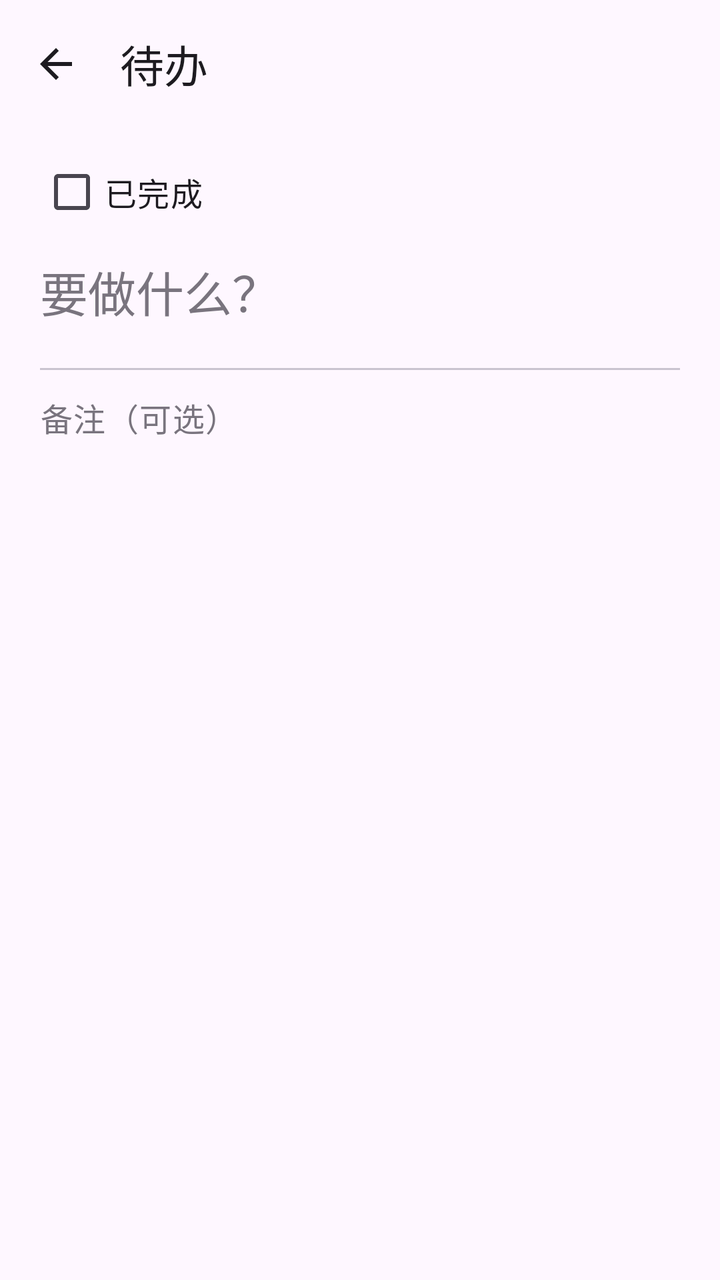
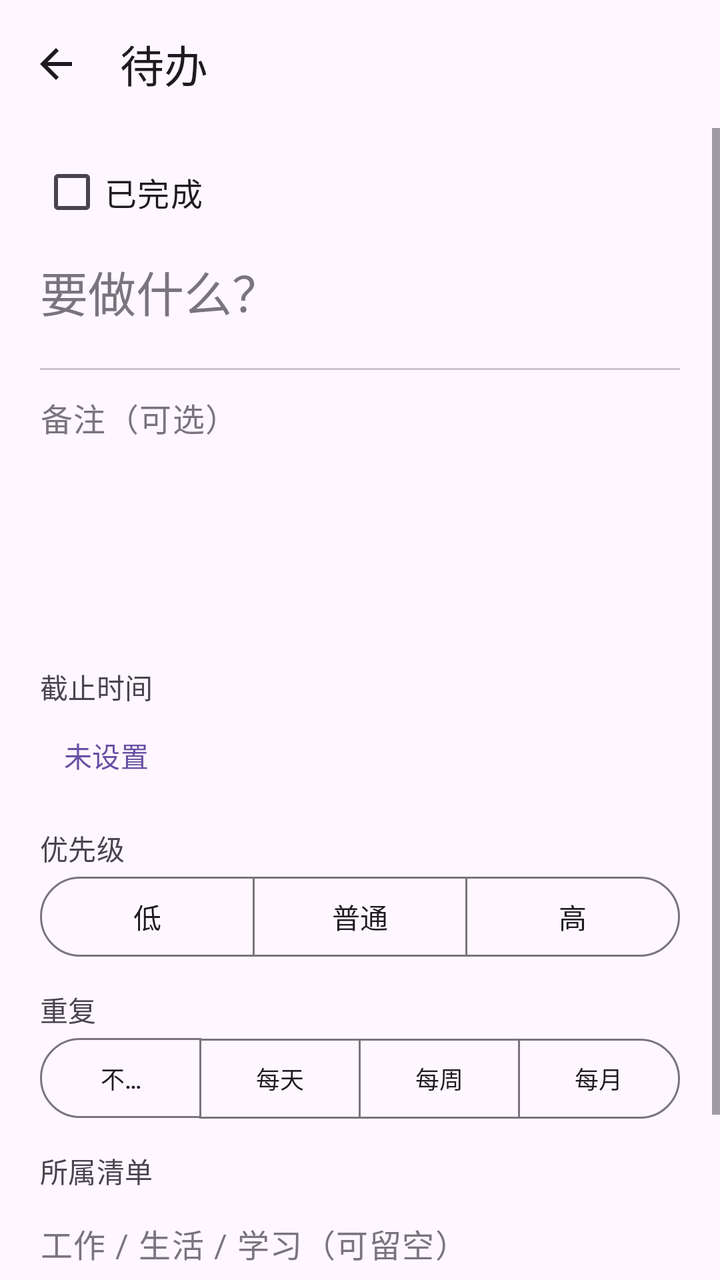

Screens rendered from an Android XML layout before and after an edit, with the pre-edit source and the edit as a unified diff.
<!-- AndroidManifest.xml: application theme Theme.Notebook -->
<!-- res/layout/activity_todo_edit.xml -->
<?xml version="1.0" encoding="utf-8"?>
<FrameLayout xmlns:android="http://schemas.android.com/apk/res/android"
    xmlns:app="http://schemas.android.com/apk/res-auto"
    android:id="@+id/root"
    android:layout_width="match_parent"
    android:layout_height="match_parent">

    <LinearLayout
        android:layout_width="match_parent"
        android:layout_height="match_parent"
        android:orientation="vertical">

        <com.google.android.material.appbar.MaterialToolbar
            android:id="@+id/toolbar"
            android:layout_width="match_parent"
            android:layout_height="?attr/actionBarSize"
            android:background="@android:color/transparent"
            app:navigationIcon="?attr/homeAsUpIndicator"
            app:navigationIconTint="?attr/colorOnSurface"
            app:title="待办"
            app:titleTextColor="?attr/colorOnSurface" />

        <ScrollView
            android:layout_width="match_parent"
            android:layout_height="0dp"
            android:layout_weight="1"
            android:fillViewport="true">

            <LinearLayout
                android:layout_width="match_parent"
                android:layout_height="wrap_content"
                android:orientation="vertical"
                android:paddingStart="20dp"
                android:paddingTop="8dp"
                android:paddingEnd="20dp"
                android:paddingBottom="32dp">

                <com.google.android.material.checkbox.MaterialCheckBox
                    android:id="@+id/cb_done"
                    android:layout_width="wrap_content"
                    android:layout_height="wrap_content"
                    android:text="已完成"
                    android:textAppearance="?attr/textAppearanceBodyLarge" />

                <EditText
                    android:id="@+id/et_title"
                    android:layout_width="match_parent"
                    android:layout_height="wrap_content"
                    android:layout_marginTop="8dp"
                    android:background="@null"
                    android:gravity="top|start"
                    android:hint="要做什么？"
                    android:inputType="textCapSentences|textMultiLine"
                    android:maxLines="3"
                    android:minHeight="48dp"
                    android:textAppearance="?attr/textAppearanceHeadlineSmall"
                    android:textColor="?attr/colorOnSurface"
                    android:textColorHint="?attr/colorOutline"
                    android:importantForAutofill="no" />

                <View
                    android:layout_width="match_parent"
                    android:layout_height="1dp"
                    android:layout_marginTop="8dp"
                    android:layout_marginBottom="12dp"
                    android:background="?attr/colorOutlineVariant" />

                <EditText
                    android:id="@+id/et_note"
                    android:layout_width="match_parent"
                    android:layout_height="wrap_content"
                    android:background="@null"
                    android:gravity="top|start"
                    android:hint="备注（可选）"
                    android:inputType="textCapSentences|textMultiLine"
                    android:minHeight="120dp"
                    android:textAppearance="?attr/textAppearanceBodyLarge"
                    android:textColor="?attr/colorOnSurface"
                    android:textColorHint="?attr/colorOutline"
                    android:importantForAutofill="no" />

                <TextView
                    android:id="@+id/tv_created"
                    android:layout_width="match_parent"
                    android:layout_height="wrap_content"
                    android:layout_marginTop="20dp"
                    android:textAppearance="?attr/textAppearanceLabelMedium"
                    android:textColor="?attr/colorOutline"
                    android:visibility="gone" />
            </LinearLayout>
        </ScrollView>
    </LinearLayout>
</FrameLayout>
<!-- resources referenced by this layout -->
<resources>
  <style name="Theme.Notebook" parent="Theme.Material3.DayNight.NoActionBar">
          <item name="colorPrimary">@color/md_primary</item>
          <item name="colorOnPrimary">@color/md_on_primary</item>
          <item name="colorPrimaryContainer">@color/md_primary_container</item>
          <item name="colorOnPrimaryContainer">@color/md_on_primary_container</item>
          <item name="colorSecondary">@color/md_secondary</item>
          <item name="android:colorBackground">@color/md_surface</item>
          <item name="colorSurface">@color/md_surface</item>
          <item name="colorSurfaceContainer">@color/md_surface_container</item>
          <item name="colorSurfaceContainerHigh">@color/md_surface_container_high</item>
          <item name="colorOnSurface">@color/md_on_surface</item>
          <item name="colorOnSurfaceVariant">@color/md_on_surface_variant</item>
          <item name="colorOutline">@color/md_outline</item>
          <item name="android:statusBarColor">@android:color/transparent</item>
          <item name="android:navigationBarColor">@android:color/transparent</item>
          <item name="android:windowLayoutInDisplayCutoutMode">shortEdges</item>
          <item name="android:windowDrawsSystemBarBackgrounds">true</item>
          <item name="android:windowLightStatusBar">true</item>
      </style>
  <color name="md_primary">#6750A4</color>
  <color name="md_on_primary">#FFFFFF</color>
  <color name="md_primary_container">#EADDFF</color>
  <color name="md_on_primary_container">#21005D</color>
  <color name="md_secondary">#625B71</color>
  <color name="md_surface">#FEF7FF</color>
  <color name="md_surface_container">#F3EDF7</color>
  <color name="md_surface_container_high">#ECE6F0</color>
  <color name="md_on_surface">#1D1B20</color>
  <color name="md_on_surface_variant">#49454F</color>
  <color name="md_outline">#79747E</color>
</resources>

<!-- the commit's change to res/layout/activity_todo_edit.xml (unified diff, before → after) -->
@@ -4,12 +4,10 @@
     android:id="@+id/root"
     android:layout_width="match_parent"
     android:layout_height="match_parent">
-
     <LinearLayout
         android:layout_width="match_parent"
         android:layout_height="match_parent"
         android:orientation="vertical">
-
         <com.google.android.material.appbar.MaterialToolbar
             android:id="@+id/toolbar"
             android:layout_width="match_parent"
@@ -19,13 +17,11 @@
             app:navigationIconTint="?attr/colorOnSurface"
             app:title="待办"
             app:titleTextColor="?attr/colorOnSurface" />
-
         <ScrollView
             android:layout_width="match_parent"
             android:layout_height="0dp"
             android:layout_weight="1"
             android:fillViewport="true">
-
             <LinearLayout
                 android:layout_width="match_parent"
                 android:layout_height="wrap_content"
@@ -34,14 +30,12 @@
                 android:paddingTop="8dp"
                 android:paddingEnd="20dp"
                 android:paddingBottom="32dp">
-
                 <com.google.android.material.checkbox.MaterialCheckBox
                     android:id="@+id/cb_done"
                     android:layout_width="wrap_content"
                     android:layout_height="wrap_content"
                     android:text="已完成"
                     android:textAppearance="?attr/textAppearanceBodyLarge" />
-
                 <EditText
                     android:id="@+id/et_title"
                     android:layout_width="match_parent"
@@ -50,21 +44,19 @@
                     android:background="@null"
                     android:gravity="top|start"
                     android:hint="要做什么？"
+                    android:importantForAutofill="no"
                     android:inputType="textCapSentences|textMultiLine"
                     android:maxLines="3"
                     android:minHeight="48dp"
                     android:textAppearance="?attr/textAppearanceHeadlineSmall"
                     android:textColor="?attr/colorOnSurface"
-                    android:textColorHint="?attr/colorOutline"
-                    android:importantForAutofill="no" />
-
+                    android:textColorHint="?attr/colorOutline" />
                 <View
                     android:layout_width="match_parent"
                     android:layout_height="1dp"
                     android:layout_marginTop="8dp"
                     android:layout_marginBottom="12dp"
                     android:background="?attr/colorOutlineVariant" />
-
                 <EditText
                     android:id="@+id/et_note"
                     android:layout_width="match_parent"
@@ -72,12 +64,189 @@
                     android:background="@null"
                     android:gravity="top|start"
                     android:hint="备注（可选）"
+                    android:importantForAutofill="no"
                     android:inputType="textCapSentences|textMultiLine"
                     android:minHeight="120dp"
                     android:textAppearance="?attr/textAppearanceBodyLarge"
                     android:textColor="?attr/colorOnSurface"
-                    android:textColorHint="?attr/colorOutline"
-                    android:importantForAutofill="no" />
+                    android:textColorHint="?attr/colorOutline" />
+
+                <TextView
+                    android:layout_width="wrap_content"
+                    android:layout_height="wrap_content"
+                    android:layout_marginTop="16dp"
+                    android:text="截止时间"
+                    android:textAppearance="?attr/textAppearanceLabelLarge"
+                    android:textColor="?attr/colorOnSurfaceVariant" />
+                <LinearLayout
+                    android:layout_width="match_parent"
+                    android:layout_height="wrap_content"
+                    android:gravity="center_vertical"
+                    android:orientation="horizontal">
+                    <com.google.android.material.button.MaterialButton
+                        android:id="@+id/btn_due"
+                        style="@style/Widget.Material3.Button.TextButton"
+                        android:layout_width="0dp"
+                        android:layout_height="wrap_content"
+                        android:layout_weight="1"
+                        android:gravity="start|center_vertical"
+                        android:text="未设置"
+                        android:textAllCaps="false" />
+                    <com.google.android.material.button.MaterialButton
+                        android:id="@+id/btn_due_clear"
+                        style="@style/Widget.Material3.Button.TextButton"
+                        android:layout_width="wrap_content"
+                        android:layout_height="wrap_content"
+                        android:text="清除"
+                        android:textAllCaps="false"
+                        android:visibility="gone" />
+                </LinearLayout>
+
+                <TextView
+                    android:layout_width="wrap_content"
+                    android:layout_height="wrap_content"
+                    android:layout_marginTop="12dp"
+                    android:text="优先级"
+                    android:textAppearance="?attr/textAppearanceLabelLarge"
+                    android:textColor="?attr/colorOnSurfaceVariant" />
+                <com.google.android.material.button.MaterialButtonToggleGroup
+                    android:id="@+id/tg_priority"
+                    android:layout_width="match_parent"
+                    android:layout_height="wrap_content"
+                    android:orientation="horizontal"
+                    app:selectionRequired="true"
+                    app:singleSelection="true">
+                    <com.google.android.material.button.MaterialButton
+                        android:id="@+id/btn_p_low"
+                        style="@style/Widget.Material3.Button.OutlinedButton"
+                        android:layout_width="0dp"
+                        android:layout_height="wrap_content"
+                        android:layout_weight="1"
+                        android:text="低" />
+                    <com.google.android.material.button.MaterialButton
+                        android:id="@+id/btn_p_normal"
+                        style="@style/Widget.Material3.Button.OutlinedButton"
+                        android:layout_width="0dp"
+                        android:layout_height="wrap_content"
+                        android:layout_weight="1"
+                        android:text="普通" />
+                    <com.google.android.material.button.MaterialButton
+                        android:id="@+id/btn_p_high"
+                        style="@style/Widget.Material3.Button.OutlinedButton"
+                        android:layout_width="0dp"
+                        android:layout_height="wrap_content"
+                        android:layout_weight="1"
+                        android:text="高" />
+                </com.google.android.material.button.MaterialButtonToggleGroup>
+
+                <TextView
+                    android:layout_width="wrap_content"
+                    android:layout_height="wrap_content"
+                    android:layout_marginTop="12dp"
+                    android:text="重复"
+                    android:textAppearance="?attr/textAppearanceLabelLarge"
+                    android:textColor="?attr/colorOnSurfaceVariant" />
+                <com.google.android.material.button.MaterialButtonToggleGroup
+                    android:id="@+id/tg_repeat"
+                    android:layout_width="match_parent"
+                    android:layout_height="wrap_content"
+                    android:orientation="horizontal"
+                    app:selectionRequired="true"
+                    app:singleSelection="true">
+                    <com.google.android.material.button.MaterialButton
+                        android:id="@+id/btn_r_none"
+                        style="@style/Widget.Material3.Button.OutlinedButton"
+                        android:layout_width="0dp"
+                        android:layout_height="wrap_content"
+                        android:layout_weight="1"
+                        android:insetLeft="0dp"
+                        android:insetRight="0dp"
+                        android:text="不重复"
+                        android:textSize="12sp" />
+                    <com.google.android.material.button.MaterialButton
+                        android:id="@+id/btn_r_daily"
+                        style="@style/Widget.Material3.Button.OutlinedButton"
+                        android:layout_width="0dp"
+                        android:layout_height="wrap_content"
+                        android:layout_weight="1"
+                        android:insetLeft="0dp"
+                        android:insetRight="0dp"
+                        android:text="每天"
+                        android:textSize="12sp" />
+                    <com.google.android.material.button.MaterialButton
+                        android:id="@+id/btn_r_weekly"
+                        style="@style/Widget.Material3.Button.OutlinedButton"
+                        android:layout_width="0dp"
+                        android:layout_height="wrap_content"
+                        android:layout_weight="1"
+                        android:insetLeft="0dp"
+                        android:insetRight="0dp"
+                        android:text="每周"
+                        android:textSize="12sp" />
+                    <com.google.android.material.button.MaterialButton
+                        android:id="@+id/btn_r_monthly"
+                        style="@style/Widget.Material3.Button.OutlinedButton"
+                        android:layout_width="0dp"
+                        android:layout_height="wrap_content"
+                        android:layout_weight="1"
+                        android:insetLeft="0dp"
+                        android:insetRight="0dp"
+                        android:text="每月"
+                        android:textSize="12sp" />
+                </com.google.android.material.button.MaterialButtonToggleGroup>
+
+                <TextView
+                    android:layout_width="wrap_content"
+                    android:layout_height="wrap_content"
+                    android:layout_marginTop="12dp"
+                    android:text="所属清单"
+                    android:textAppearance="?attr/textAppearanceLabelLarge"
+                    android:textColor="?attr/colorOnSurfaceVariant" />
+                <androidx.appcompat.widget.AppCompatAutoCompleteTextView
+                    android:id="@+id/act_list"
+                    android:layout_width="match_parent"
+                    android:layout_height="wrap_content"
+                    android:layout_marginTop="4dp"
+                    android:background="@null"
+                    android:completionThreshold="1"
+                    android:hint="工作 / 生活 / 学习（可留空）"
+                    android:importantForAutofill="no"
+                    android:inputType="text"
+                    android:minHeight="44dp"
+                    android:textAppearance="?attr/textAppearanceBodyLarge"
+                    android:textColor="?attr/colorOnSurface"
+                    android:textColorHint="?attr/colorOutline" />
+                <View
+                    android:layout_width="match_parent"
+                    android:layout_height="1dp"
+                    android:background="?attr/colorOutlineVariant" />
+
+                <LinearLayout
+                    android:layout_width="match_parent"
+                    android:layout_height="wrap_content"
+                    android:layout_marginTop="12dp"
+                    android:gravity="center_vertical"
+                    android:orientation="horizontal">
+                    <TextView
+                        android:layout_width="0dp"
+                        android:layout_height="wrap_content"
+                        android:layout_weight="1"
+                        android:text="子任务"
+                        android:textAppearance="?attr/textAppearanceLabelLarge"
+                        android:textColor="?attr/colorOnSurfaceVariant" />
+                    <com.google.android.material.button.MaterialButton
+                        android:id="@+id/btn_add_sub"
+                        style="@style/Widget.Material3.Button.TextButton"
+                        android:layout_width="wrap_content"
+                        android:layout_height="wrap_content"
+                        android:text="+ 添加"
+                        android:textAllCaps="false" />
+                </LinearLayout>
+                <LinearLayout
+                    android:id="@+id/container_subtasks"
+                    android:layout_width="match_parent"
+                    android:layout_height="wrap_content"
+                    android:orientation="vertical" />
 
                 <TextView
                     android:id="@+id/tv_created"
